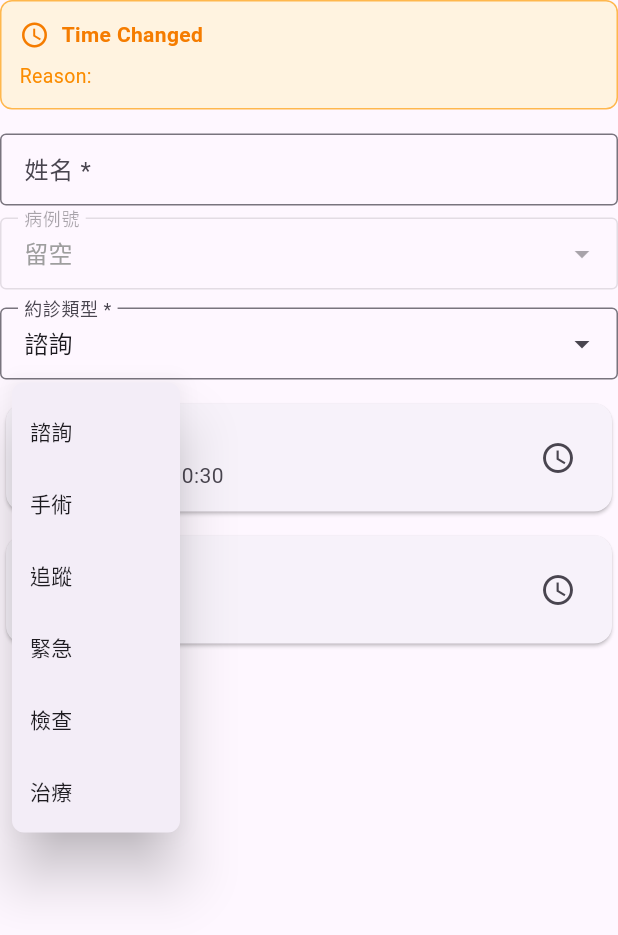
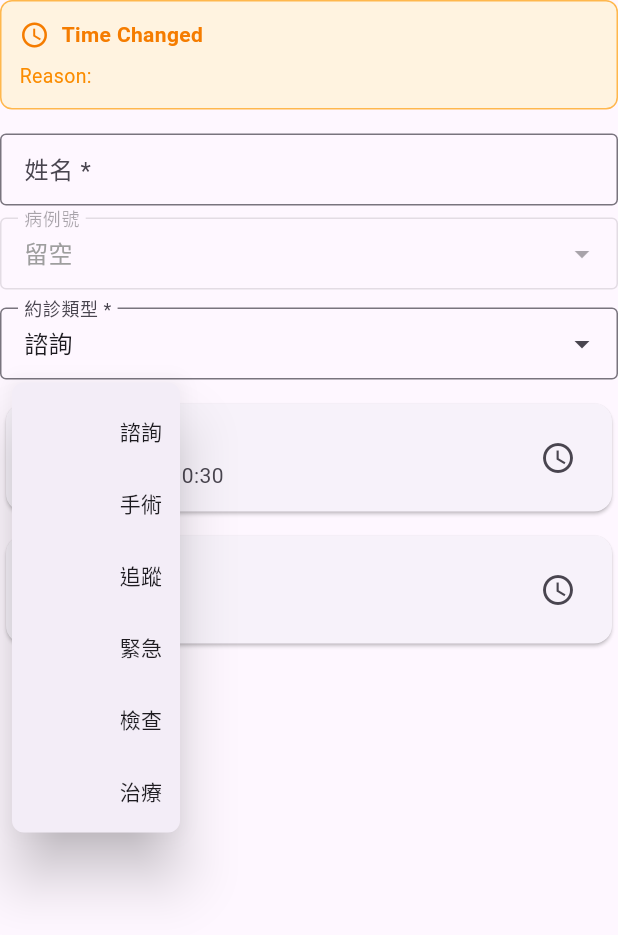
Before and after one commit to igeryoung/AppointmentApp, a Flutter app: the EventMetadataSection widget shown alone on an empty page, opened directly with empty values, after a tap on "諮詢", on a phone screen of 412 x 824 dp. Shown: the top 935 px of the screen. Run offline on Flutter 3.47's test engine with Material 3 defaults, Android fonts, the phone set to English and light mode, and no system bars; our stand-ins replace connectivity_plus, equatable, flutter_bloc, get_it, shared_preferences, sqflite; accounts and stored records are empty; network calls fail.

Commit message:
feat: align dropdown menu items to the right
Wrapped all PopupMenuItem text content with Align(alignment: Alignment.centerRight)
for both Event Type and Record Number dropdowns to right-align the menu items.

Applied to:
- Event type options
- Record number options
- Special options (留空, 新病例號)
- Custom record number values

```diff
--- a/lib/screens/event_detail/widgets/event_metadata_section.dart
+++ b/lib/screens/event_detail/widgets/event_metadata_section.dart
@@ -169,7 +169,10 @@ class EventMetadataSection extends StatelessWidget {
                     return EventTypeLocalizations.commonEventTypes.map((type) {
                       return PopupMenuItem<EventType>(
                         value: type,
-                        child: Text(EventTypeLocalizations.getLocalizedEventType(context, type)),
+                        child: Align(
+                          alignment: Alignment.centerRight,
+                          child: Text(EventTypeLocalizations.getLocalizedEventType(context, type)),
+                        ),
                       );
                     }).toList();
                   },
@@ -325,18 +328,27 @@ class _RecordNumberDropdownState extends State<_RecordNumberDropdown> {
     for (final recordNum in widget.availableRecordNumbers) {
       items.add(PopupMenuItem<String>(
         value: recordNum,
-        child: Text(recordNum),
+        child: Align(
+          alignment: Alignment.centerRight,
+          child: Text(recordNum),
+        ),
       ));
     }
 
     // Add special options
-    items.add(const PopupMenuItem<String>(
+    items.add(PopupMenuItem<String>(
       value: _RecordNumberDropdown._emptyOption,
-      child: Text('留空'),
+      child: Align(
+        alignment: Alignment.centerRight,
+        child: Text('留空'),
+      ),
     ));
-    items.add(const PopupMenuItem<String>(
+    items.add(PopupMenuItem<String>(
       value: _RecordNumberDropdown._newOption,
-      child: Text('新病例號'),
+      child: Align(
+        alignment: Alignment.centerRight,
+        child: Text('新病例號'),
+      ),
     ));
 
     // Determine display text
@@ -352,7 +364,10 @@ class _RecordNumberDropdownState extends State<_RecordNumberDropdown> {
       if (!items.any((item) => item.value == widget.value)) {
         items.insert(0, PopupMenuItem<String>(
           value: widget.value,
-          child: Text(widget.value),
+          child: Align(
+            alignment: Alignment.centerRight,
+            child: Text(widget.value),
+          ),
         ));
       }
     }
```
